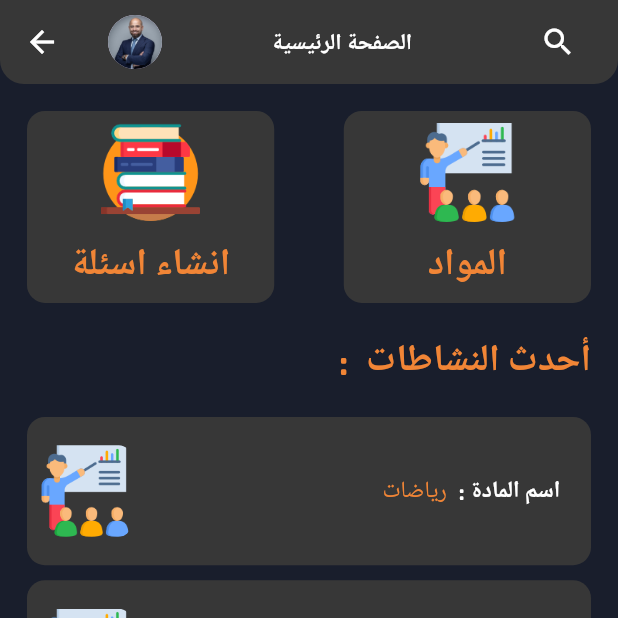
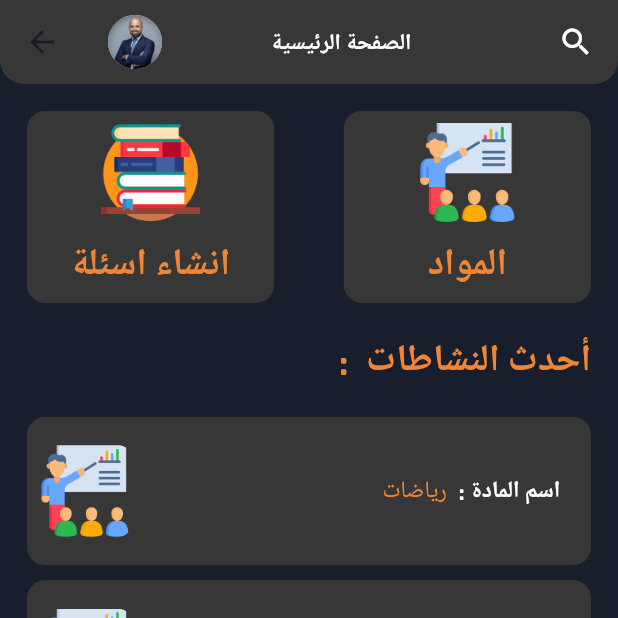
Before and after one commit to Taha12aas/userqueize, a Flutter app: the HomeView screen opened by its route, on a phone screen of 412 x 824 dp, the top half of it. Run offline on Flutter 3.47's test engine with Material 3 defaults, Android fonts, the light colour scheme and no system bars; missing offline and left inert: font_awesome_icon_class; project files that could hold a hidden picture were left out.

Commit message:
edit mainAppBar

```diff
--- a/lib/utils/main_app_bar.dart
+++ b/lib/utils/main_app_bar.dart
@@ -6,7 +6,6 @@ import 'package:userqueize/utils/font_style.dart';
 
 AppBar mainAppBar(String title, BuildContext context) {
   return AppBar(
-    centerTitle: true,
     shape: const RoundedRectangleBorder(
       borderRadius: BorderRadius.only(
           bottomLeft: Radius.circular(16), bottomRight: Radius.circular(16)),
@@ -31,6 +30,7 @@ AppBar mainAppBar(String title, BuildContext context) {
               .copyWith(fontWeight: FontWeight.w800),
         ),
         IconButton(
+          padding: const EdgeInsets.only(left: 25),
           tooltip: 'search',
           icon: const Icon(Icons.search, color: Colors.white),
           onPressed: () {
@@ -39,8 +39,5 @@ AppBar mainAppBar(String title, BuildContext context) {
         ),
       ],
     ),
-    iconTheme: const IconThemeData(
-      color: Colors.white,
-    ),
   );
 }
```
